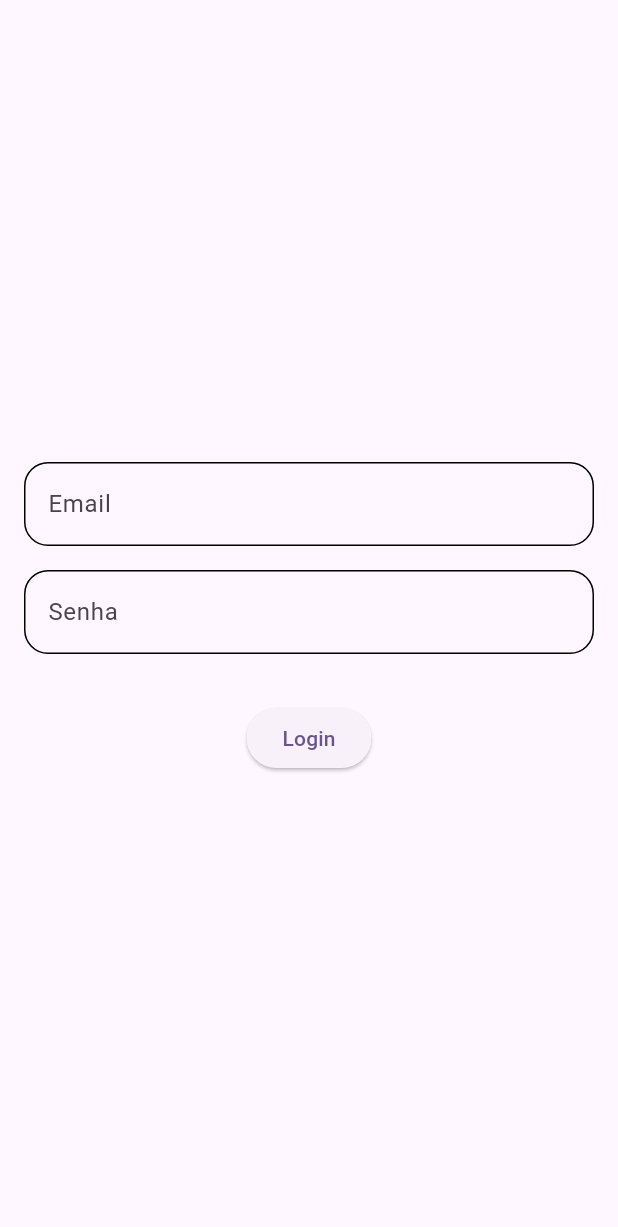
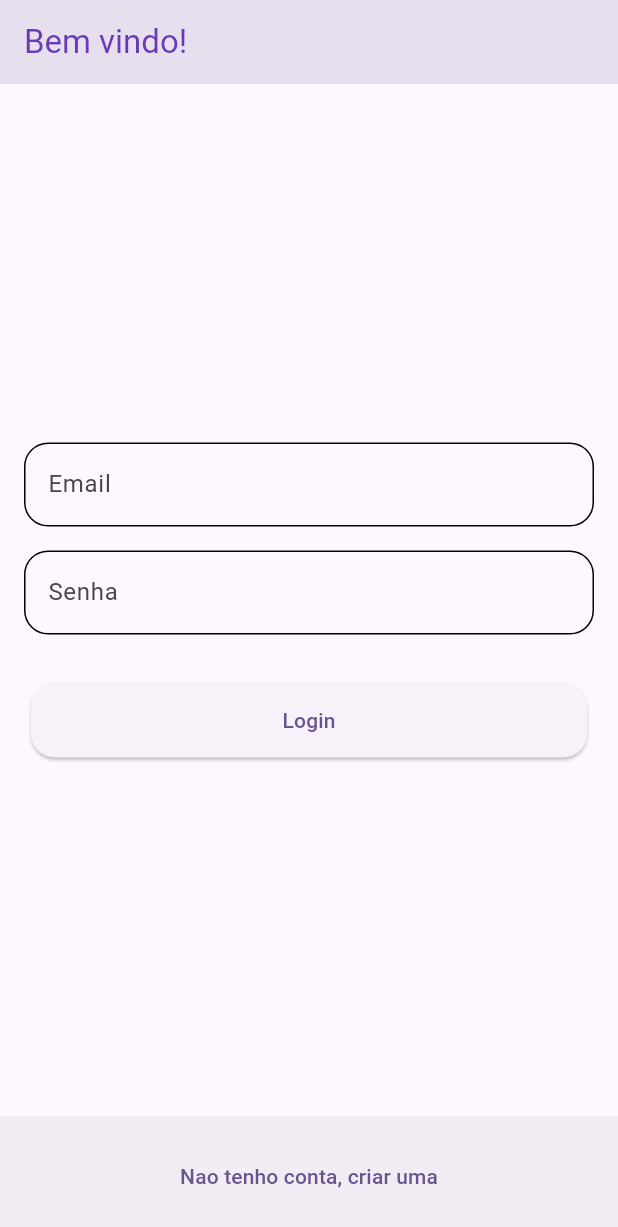
Before and after one commit to FelipeCostaAraujo/fiap-flutter-project, a Flutter app: the screen it shows after launch, on a phone screen of 412 x 824 dp. Shown: the top 1227 px of the screen. Run offline on Flutter 3.47's test engine with Material 2 defaults, Android fonts, the phone set to English and light mode, and no system bars; our stand-ins replace firebase_auth, firebase_core, flutter_bloc, get_it; accounts and stored records are empty.

Commit message:
change auth screen

```diff
--- a/lib/main.dart
+++ b/lib/main.dart
@@ -30,6 +30,7 @@ class MyApp extends StatelessWidget {
   Widget build(BuildContext context) {
     return MaterialApp(
       title: 'Flutter Demo',
+      debugShowCheckedModeBanner: false,
       theme: ThemeData(
         colorScheme: ColorScheme.fromSeed(seedColor: Colors.deepPurple),
         useMaterial3: true,
--- a/lib/screens/auth/auth_screen.dart
+++ b/lib/screens/auth/auth_screen.dart
@@ -13,6 +13,13 @@ class AuthScreen extends StatelessWidget {
   @override
   Widget build(BuildContext context) {
     return Scaffold(
+      appBar: AppBar(
+        title: const Text(
+          'Bem vindo!',
+          style: TextStyle(color: Colors.deepPurple),
+        ),
+        backgroundColor: Theme.of(context).primaryColor.withOpacity(0.15),
+      ),
       body: Padding(
         padding: const EdgeInsets.symmetric(horizontal: 16),
         child: Column(
@@ -59,6 +66,12 @@ class AuthScreen extends StatelessWidget {
             ),
             const SizedBox(height: 32),
             ElevatedButton(
+              style: ElevatedButton.styleFrom(
+                fixedSize: Size(MediaQuery.of(context).size.width * 0.9, 50),
+                shape: RoundedRectangleBorder(
+                  borderRadius: BorderRadius.circular(16),
+                ),
+              ),
               onPressed: () => _authenticateUser(
                 context: context,
                 email: email,
@@ -68,7 +81,14 @@ class AuthScreen extends StatelessWidget {
             ),
           ],
         ),
-    ));
+      ),
+      bottomNavigationBar: BottomAppBar(
+        child: TextButton(
+          onPressed: () => Navigator.pushNamed(context, MenuScreen.routeName),
+          child: const Text('Nao tenho conta, criar uma'),
+        ),
+      ),
+    );
   }
 
   Future<void> _authenticateUser({
@@ -83,19 +103,21 @@ class AuthScreen extends StatelessWidget {
           email: email,
           password: password,
         )
-        .then((value) => Navigator.pushReplacementNamed(context, MenuScreen.routeName))
+        .then((value) =>
+            Navigator.pushReplacementNamed(context, MenuScreen.routeName))
         .onError(
           (error, stackTrace) => authInstance
               .createUserWithEmailAndPassword(email: email, password: password)
-              .then(
-                  (value) => Navigator.pushReplacementNamed(context, MenuScreen.routeName))
+              .then((value) =>
+                  Navigator.pushReplacementNamed(context, MenuScreen.routeName))
               .onError(
                 (error, stackTrace) =>
                     ScaffoldMessenger.of(context).showSnackBar(
                   SnackBar(
                     backgroundColor: Colors.red,
                     content: Text(
-                      (error as FirebaseException).message ?? 'Erro desconhecido',
+                      (error as FirebaseException).message ??
+                          'Erro desconhecido',
                     ),
                   ),
                 ),
```
Lines whose indentation alone changed are shown as unchanged.
